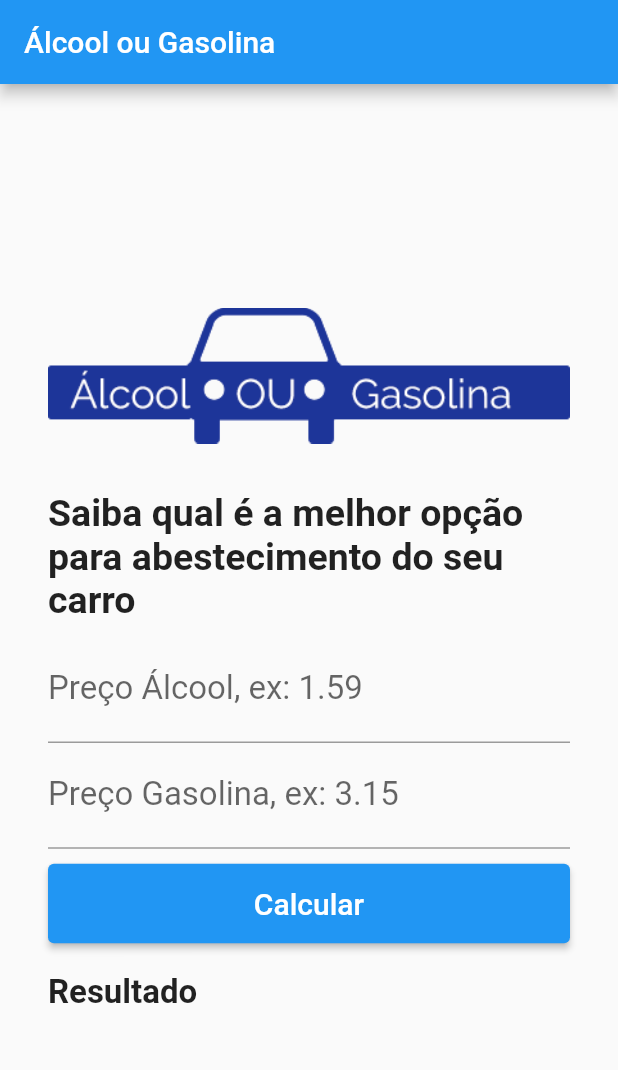
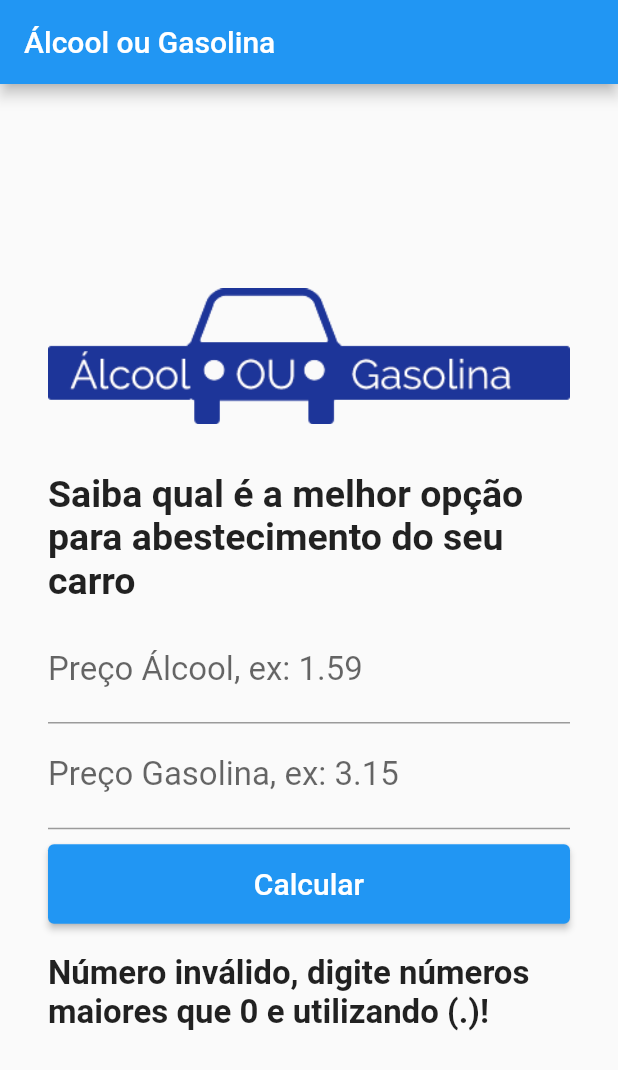
Before and after one commit to marcusviniciuscote/alcool_gasolina, a Flutter app: the screen it shows after launch, after a tap on "Calcular", on a phone screen of 412 x 824 dp. Shown: the top 1070 px of the screen. Run offline on Flutter 3.47's test engine with Material 2 defaults, Android fonts, the phone set to English and light mode, and no system bars.

Commit message:
Finalização app

```diff
--- a/lib/home.dart
+++ b/lib/home.dart
@@ -10,6 +10,37 @@ class Home extends StatefulWidget {
 class _HomeState extends State<Home> {
   final TextEditingController _controllerAlcool = TextEditingController();
   final TextEditingController _controllerGasolina = TextEditingController();
+  String _textoResultado = '';
+
+  void _calcular() {
+    var precoAlcool = double.tryParse(_controllerAlcool.text);
+    var precoGasolina = double.tryParse(_controllerGasolina.text);
+
+    if (precoAlcool == null || precoGasolina == null) {
+      setState(() {
+        _textoResultado =
+            'Número inválido, digite números maiores que 0 e utilizando (.)!';
+      });
+      //debugPrint('Número inválido, digite números maiores que 0 e utilizando (.)!');
+    } else {
+      if ((precoAlcool / precoGasolina) >= 0.7) {
+        setState(() {
+          _textoResultado = 'Melhor abastecer com gasolina.';
+        });
+      } else {
+        setState(() {
+          _textoResultado = 'Melhor abastecer com álcool.';
+        });
+      }
+
+      //limparCampos();
+    }
+  }
+
+  void limparCampos() {
+    _controllerGasolina.text = '';
+    _controllerAlcool.text = '';
+  }
 
   @override
   Widget build(BuildContext context) {
@@ -67,7 +98,7 @@ class _HomeState extends State<Home> {
                     onPrimary: Colors.white,
                     padding: const EdgeInsets.all(15),
                   ),
-                  onPressed: () {},
+                  onPressed: _calcular,
                   child: const Text(
                     'Calcular',
                     style: TextStyle(
@@ -76,11 +107,11 @@ class _HomeState extends State<Home> {
                   ),
                 ),
               ),
-              const Padding(
-                padding: EdgeInsets.only(top: 20),
+              Padding(
+                padding: const EdgeInsets.only(top: 20),
                 child: Text(
-                  'Resultado',
-                  style: TextStyle(
+                  _textoResultado,
+                  style: const TextStyle(
                     fontSize: 22,
                     fontWeight: FontWeight.bold,
                   ),
```
